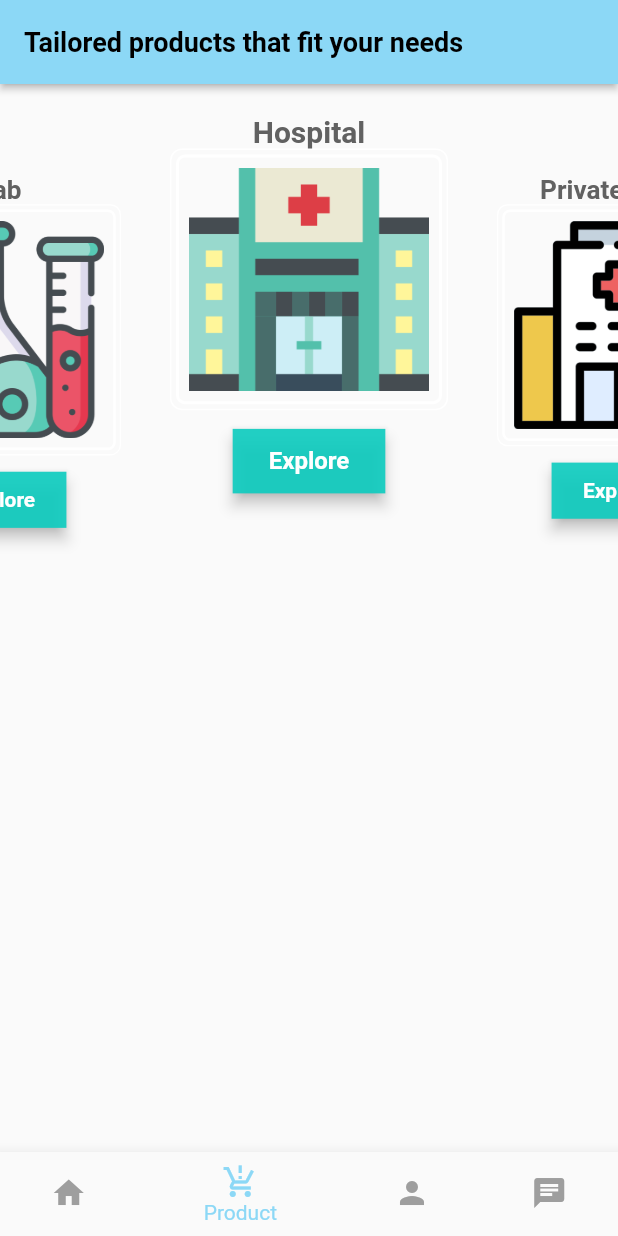
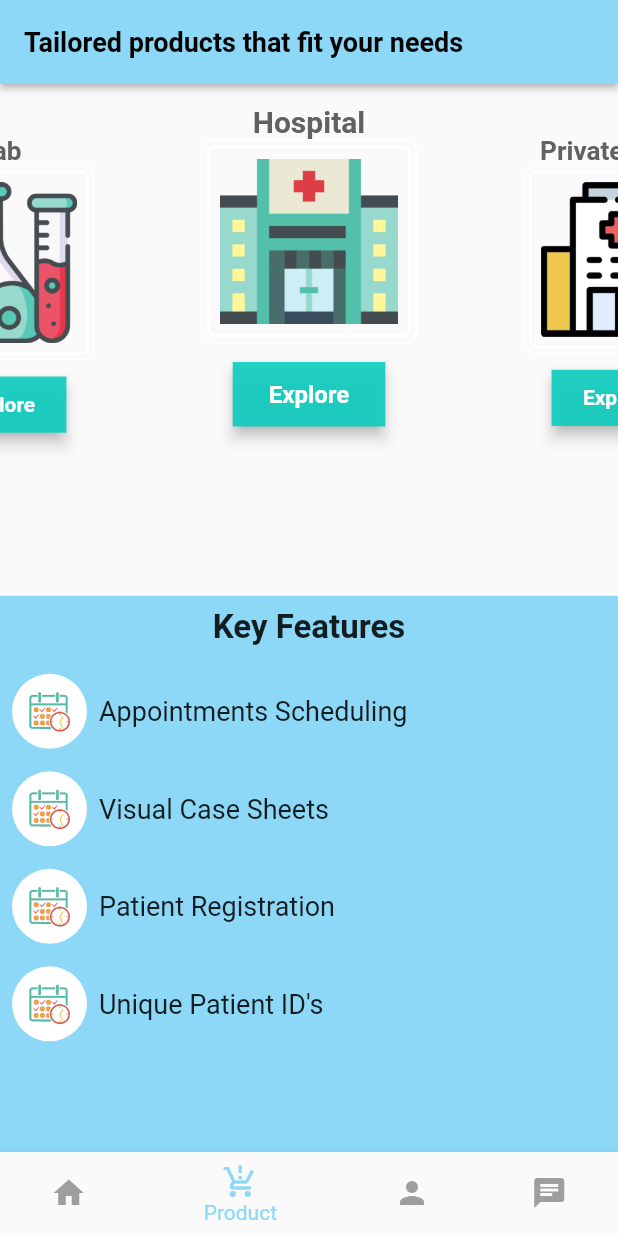
Before and after one commit to Mayank-kr-sh/health_app, a Flutter app: the screen it shows after launch, swiped to page 2, on a phone screen of 412 x 824 dp. Run offline on Flutter 3.47's test engine with Material 2 defaults, Android fonts, the light colour scheme and no system bars; drawn by our look-alikes of carousel_slider; our stand-ins replace flutter_svg, youtube_player_flutter.

Commit message:
Key Features

```diff
--- a/lib/Frontend/Screens/Product/features_screen.dart
+++ b/lib/Frontend/Screens/Product/explore_screen.dart
@@ -4,8 +4,8 @@ import 'package:health_app/Frontend/Screens/Product/schedule_demo.dart';
 
 import '../../Widgets/Banner.dart';
 
-class FeatureScreen extends StatelessWidget {
-  const FeatureScreen({super.key});
+class ExploreScreen extends StatelessWidget {
+  const ExploreScreen({super.key});
 
   @override
   Widget build(BuildContext context) {
--- /dev/null
+++ b/lib/Frontend/Screens/Product/key_features.dart
@@ -0,0 +1,39 @@
+import 'package:flutter/material.dart';
+import 'package:flutter_svg/svg.dart';
+
+class KeyFeatures extends StatelessWidget {
+  final String text;
+  final String icon;
+  const KeyFeatures({required this.text, required this.icon, super.key});
+
+  @override
+  Widget build(BuildContext context) {
+    return Row(
+      children: [
+        Padding(
+          padding: const EdgeInsets.symmetric(horizontal: 8),
+          child: Container(
+            width: 50,
+            height: 50,
+            decoration: const BoxDecoration(
+                shape: BoxShape.circle, color: Colors.white),
+            child: Center(
+              child: SvgPicture.asset(
+                icon,
+                width: 28,
+              ),
+            ),
+          ),
+        ),
+        Container(
+            alignment: Alignment.topLeft,
+            child: Text(
+              text,
+              style: const TextStyle(
+                fontSize: 18,
+              ),
+            )),
+      ],
+    );
+  }
+}
--- a/lib/Frontend/Screens/Product/product_screen.dart
+++ b/lib/Frontend/Screens/Product/product_screen.dart
@@ -1,8 +1,10 @@
 import 'package:carousel_slider/carousel_slider.dart';
 import 'package:flutter/material.dart';
+import 'package:flutter_svg/svg.dart';
 
 import '../../Constant/Constant.dart';
-import 'features_screen.dart';
+import 'explore_screen.dart';
+import 'key_features.dart';
 
 class ProductScreen extends StatefulWidget {
   const ProductScreen({super.key});
@@ -14,84 +16,166 @@ class ProductScreen extends StatefulWidget {
 class _ProductScreenState extends State<ProductScreen> {
   @override
   Widget build(BuildContext context) {
-    final screenWidth = MediaQuery.of(context).size.width;
-    final screenHeight = MediaQuery.of(context).size.height;
-    final orientation = MediaQuery.of(context).orientation;
     return Scaffold(
       appBar: AppBar(
         backgroundColor: kPrimaryColor,
         elevation: 2,
-            title: const Text("Tailored products that fit your needs",
+        title: const Text(
+          "Tailored products that fit your needs",
           style: TextStyle(
             fontSize: 18,
             fontWeight: FontWeight.bold,
-                    color: Colors.black))),
-        body: CarouselSlider(
+            color: Colors.black,
+          ),
+        ),
+      ),
+      body: Column(
+        children: [
+          Expanded(
+            child: CarouselSlider(
               options: CarouselOptions(
-              height: orientation == Orientation.portrait
-                  ? screenHeight * 0.8
-                  : screenHeight * 0.6,
+                height: MediaQuery.of(context).size.height * 0.4,
                 aspectRatio: 16 / 9,
                 enlargeCenterPage: true,
                 enableInfiniteScroll: true,
                 autoPlay: true,
-              viewportFraction: 0.5),
+                viewportFraction: 0.5,
+              ),
               items: [
-            buildCarouselItem("Hospital", orientation, screenWidth,
-                screenHeight, 'assets/images/hospital.png', () {
+                buildCarouselItem(
+                  "Hospital",
+                  'assets/images/hospital.png',
+                  () {
                     Navigator.push(
                       context,
                       MaterialPageRoute(
-                      builder: (context) => const FeatureScreen()));
-            }),
-            buildCarouselItem("Private Clinic", orientation, screenWidth,
-                screenHeight, 'assets/images/clinic.png', () {
+                        builder: (context) => const ExploreScreen(),
+                      ),
+                    );
+                  },
+                ),
+                buildCarouselItem(
+                  "Private Clinic",
+                  'assets/images/clinic.png',
+                  () {
                     Navigator.push(
                       context,
                       MaterialPageRoute(
-                      builder: (context) => const FeatureScreen()));
-            }),
-            buildCarouselItem("Pharmacy", orientation, screenWidth,
-                screenHeight, 'assets/images/pharmacy.png', () {
+                        builder: (context) => const ExploreScreen(),
+                      ),
+                    );
+                  },
+                ),
+                buildCarouselItem(
+                  "Pharmacy",
+                  'assets/images/pharmacy.png',
+                  () {
                     Navigator.push(
                       context,
                       MaterialPageRoute(
-                      builder: (context) => const FeatureScreen()));
-            }),
-            buildCarouselItem("Lab", orientation, screenWidth, screenHeight,
-                'assets/images/lab.png', () {
+                        builder: (context) => const ExploreScreen(),
+                      ),
+                    );
+                  },
+                ),
+                buildCarouselItem(
+                  "Lab",
+                  'assets/images/lab.png',
+                  () {
                     Navigator.push(
                       context,
                       MaterialPageRoute(
-                      builder: (context) => const FeatureScreen()));
-            }),
+                        builder: (context) => const ExploreScreen(),
+                      ),
+                    );
+                  },
+                ),
               ],
-        ));
+            ),
+          ),
+          Container(
+            padding: const EdgeInsets.only(top: 0), // Set top padding to zero
+            color: kPrimaryColor,
+            height: MediaQuery.of(context).size.height * 0.45,
+            width: MediaQuery.of(context).size.width,
+            child: Column(
+              children: [
+                Padding(
+                  padding: const EdgeInsets.all(8.0),
+                  child: Container(
+                      alignment: Alignment.topCenter,
+                      child: const Text(
+                        "Key Features",
+                        style: TextStyle(
+                            fontSize: 22, fontWeight: FontWeight.w700),
+                      )),
+                ),
+                const SizedBox(
+                  height: 10,
+                ),
+                const KeyFeatures(
+                  text: "Appointments Scheduling",
+                  icon: "./assets/icons/calender.svg",
+                ),
+                const SizedBox(
+                  height: 15,
+                ),
+                const KeyFeatures(
+                  text: "Visual Case Sheets",
+                  icon: "./assets/icons/calender.svg",
+                ),
+                const SizedBox(
+                  height: 15,
+                ),
+                const KeyFeatures(
+                  text: "Patient Registration",
+                  icon: "./assets/icons/calender.svg",
+                ),
+                const SizedBox(
+                  height: 15,
+                ),
+                const KeyFeatures(
+                  text: "Unique Patient ID's",
+                  icon: "./assets/icons/calender.svg",
+                ),
+                const SizedBox(
+                  height: 15,
+                ),
+              ],
+            ),
+          ),
+        ],
+      ),
+    );
   }
 
   Widget buildCarouselItem(
     String title,
-    Orientation orientation,
-    double screenWidth,
-    double screenHeight,
     String assetPath,
     VoidCallback onPressed,
   ) {
+    return LayoutBuilder(
+      builder: (context, constraints) {
+        final orientation = MediaQuery.of(context).orientation;
+        final screenWidth = constraints.maxWidth;
+        final screenHeight = constraints.maxHeight;
+
         return Column(
           children: [
             const SizedBox(
-          height: 20,
+              height: 8,
             ),
             Text(
               title,
               style: TextStyle(
                 fontSize: 20,
                 fontWeight: FontWeight.bold,
-              color: Colors.grey.shade700),
+                color: Colors.grey.shade700,
+              ),
             ),
             Container(
               width: orientation == Orientation.portrait
-              ? screenWidth * 0.45
+                  ? screenWidth * 0.70
                   : screenWidth * 0.48,
               decoration: BoxDecoration(
                 border: Border.all(color: Colors.white, width: 1),
@@ -120,21 +204,24 @@ class _ProductScreenState extends State<ProductScreen> {
                 elevation: 4,
                 backgroundColor: kPrimaryLightColor,
                 foregroundColor: Colors.black,
-            padding:
-                const EdgeInsets.symmetric(vertical: 12.0, horizontal: 24.0),
-            shape: const RoundedRectangleBorder(
-                // borderRadius: BorderRadius.circular(8.0),
+                padding: const EdgeInsets.symmetric(
+                  vertical: 12.0,
+                  horizontal: 24.0,
                 ),
+                shape: const RoundedRectangleBorder(),
               ),
               child: const Text(
                 "Explore",
                 style: TextStyle(
                   fontSize: 16.0,
                   fontWeight: FontWeight.w700,
-                color: Colors.white),
+                  color: Colors.white,
                 ),
-        )
+              ),
+            ),
           ],
+        );
+      },
     );
   }
 }
```
Lines whose indentation alone changed are shown as unchanged.
